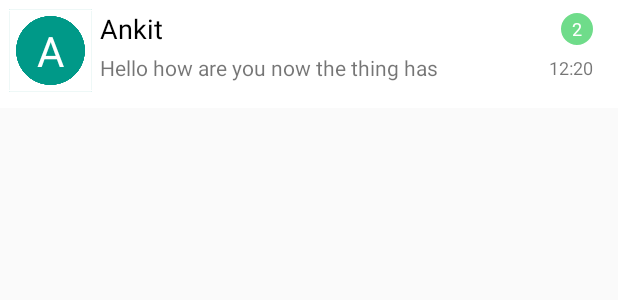
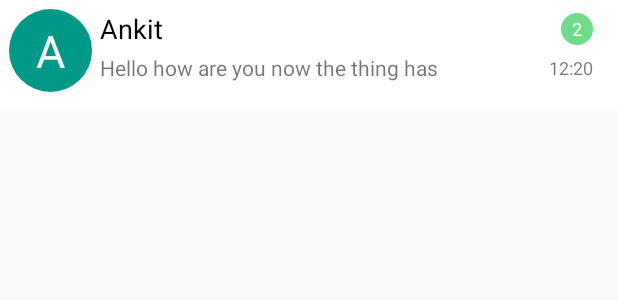
Before and after one commit to bxute/collegare-app, an Android app: the layout msg_item.xml on its own in the app's theme, with its tools: preview values and no code run, on a phone screen of 412 x 824 dp. Shown: the top 300 px of the screen. Run offline under Robolectric (Android 15) with nearby library versions, the phone set to English and light mode, and no system bars.

Commit message:
user tag fixation

```diff
--- /dev/null
+++ b/app/src/main/res/drawable/user_tag_bg_msg_wall.xml
@@ -0,0 +1,5 @@
+<?xml version="1.0" encoding="utf-8"?>
+<shape xmlns:android="http://schemas.android.com/apk/res/android" android:shape="oval">
+    <size android:width="56dp" android:height="56dp"/>
+    <solid android:color="#009988"/>
+</shape>
--- a/app/src/main/res/layout/msg_item.xml
+++ b/app/src/main/res/layout/msg_item.xml
@@ -10,19 +10,12 @@
         android:layout_height="55dp">
 
 
-<ImageView
-    android:padding="0dp"
-    android:background="#009988"
-    android:id="@+id/MsgTag_bg"
-    android:src="@drawable/tags"
-    android:layout_width="match_parent"
-    android:layout_height="match_parent" />
-
         <TextView
+            android:background="@drawable/user_tag_bg_msg_wall"
             android:id="@+id/msgTag"
             android:textColor="#ffffff"
             android:gravity="center_horizontal|center_vertical"
-            android:textSize="28sp"
+            android:textSize="30sp"
             android:text="A"
             android:layout_width="match_parent"
             android:layout_height="match_parent" />
```
Also changed, not shown: app/src/main/java/com/collegare/com/collegare/Converters/ColorConverter.java (added, +29 -0 lines), app/src/main/java/com/collegare/com/collegare/Converters/TimeConverter.java (added, +7 -0 lines), app/src/main/java/com/collegare/com/collegare/Managers/Color.java (deleted, +0 -47 lines), app/src/main/java/com/collegare/com/collegare/Managers/MessageWallRecylerAdapter.java (+9 -3 lines), 1 other file.
